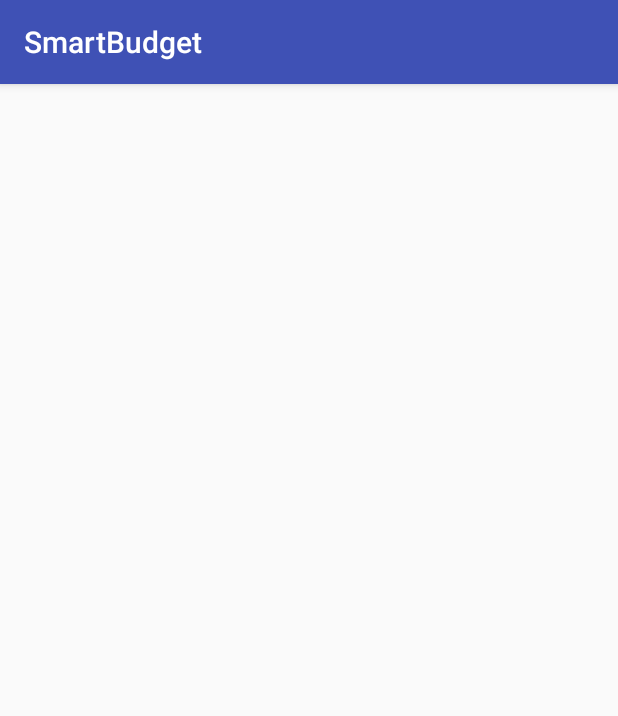
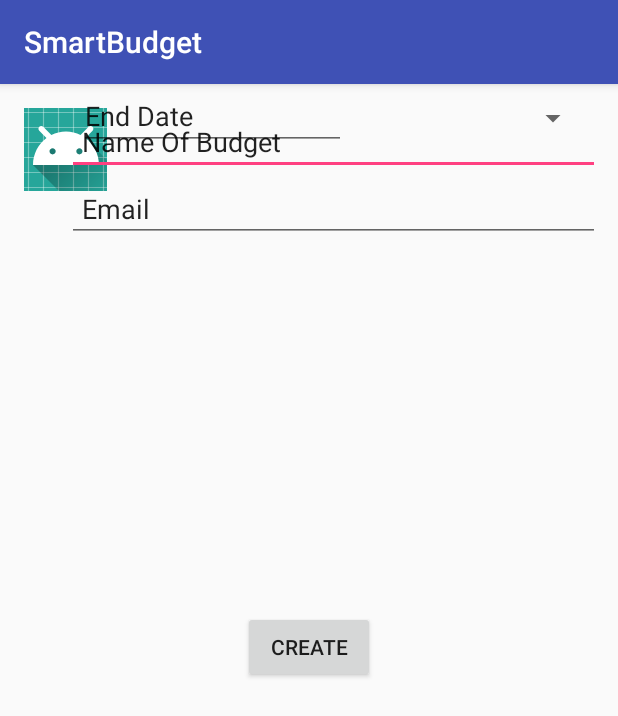
Before and after one commit to TeamSyntaxError/SmartBudgeter, an Android app: the NewBudget screen opened directly, with no data from a screen before it, on a phone screen of 412 x 824 dp. Shown: the top 716 px of the screen. Run offline under Robolectric (Android 15) with nearby library versions, the phone set to English and light mode, and no system bars.

Commit message:
Budgetname New Budget View Budget design on progress

```diff
--- a/SmartBudget/app/src/main/res/layout/activity_new_budget.xml
+++ b/SmartBudget/app/src/main/res/layout/activity_new_budget.xml
@@ -7,4 +7,95 @@
         android:layout_height="match_parent"
         tools:context="com.syntaxerror.smartbudget.NewBudget">
 
+    <ImageButton
+        android:id="@+id/imageButton4"
+        android:layout_width="55dp"
+        android:layout_height="55dp"
+        android:layout_marginLeft="16dp"
+        android:layout_marginStart="16dp"
+        android:layout_marginTop="16dp"
+        app:layout_constraintLeft_toLeftOf="parent"
+        app:layout_constraintStart_toStartOf="parent"
+        app:layout_constraintTop_toTopOf="parent"
+        app:srcCompat="@mipmap/ic_launcher" />
+
+    <TextView
+        android:id="@+id/textView3"
+        android:layout_width="250dp"
+        android:layout_height="50dp"
+        android:layout_marginBottom="24dp"
+        android:layout_marginStart="20dp"
+        android:padding="7.5dp"
+        android:text="NEW BUDGET"
+        android:textAlignment="center"
+        android:textSize="25sp"
+        app:layout_constraintBottom_toTopOf="@+id/linearLayout"
+        app:layout_constraintStart_toEndOf="@+id/imageButton4" />
+
+    <LinearLayout
+        android:id="@+id/linearLayout"
+        android:layout_width="355dp"
+        android:layout_height="229dp"
+        android:layout_marginEnd="12dp"
+        android:layout_marginLeft="16dp"
+        android:orientation="vertical"
+        app:layout_constraintEnd_toEndOf="parent"
+        app:layout_constraintLeft_toLeftOf="parent"
+        tools:layout_editor_absoluteY="95dp">
+
+        <EditText
+            android:id="@+id/editText3"
+            android:layout_width="match_parent"
+            android:layout_height="wrap_content"
+            android:layout_marginTop="16dp"
+            android:ems="10"
+            android:inputType="textPersonName"
+            android:padding="10dp"
+            android:text="Name Of Budget"
+            app:layout_constraintLeft_toLeftOf="parent"
+            app:layout_constraintRight_toRightOf="parent"
+            app:layout_constraintTop_toTopOf="parent" />
+
+        <EditText
+            android:id="@+id/editText4"
+            android:layout_width="match_parent"
+            android:layout_height="wrap_content"
+            android:ems="10"
+            android:inputType="textPersonName"
+            android:padding="10dp"
+            android:text="Email" />
+
+    </LinearLayout>
+
+    <EditText
+        android:id="@+id/editText7"
+        android:layout_width="178dp"
+        android:layout_height="44dp"
+        android:layout_marginStart="8dp"
+        android:ems="10"
+        android:inputType="textPersonName"
+        android:text="End Date"
+        app:layout_constraintStart_toStartOf="@+id/linearLayout"
+        tools:layout_editor_absoluteY="233dp" />
+
+    <Spinner
+        android:id="@+id/spinner3"
+        android:layout_width="150dp"
+        android:layout_height="46dp"
+        android:layout_marginStart="12dp"
+        app:layout_constraintStart_toEndOf="@+id/editText7"
+        tools:layout_editor_absoluteY="232dp" />
+
+    <Button
+        android:id="@+id/button5"
+        android:layout_width="wrap_content"
+        android:layout_height="wrap_content"
+        android:layout_marginBottom="52dp"
+        android:layout_marginTop="8dp"
+        android:text="CREATE"
+        app:layout_constraintBottom_toBottomOf="parent"
+        app:layout_constraintLeft_toLeftOf="parent"
+        app:layout_constraintRight_toRightOf="parent"
+        app:layout_constraintTop_toBottomOf="@+id/linearLayout"
+        app:layout_constraintVertical_bias="0.265" />
 </android.support.constraint.ConstraintLayout>
```
Also changed, not shown: SmartBudget/app/src/main/res/layout/budgetdetail.xml (added, +161 -0 lines), SmartBudget/app/src/main/res/layout/viewbudget.xml (added, +78 -0 lines).
